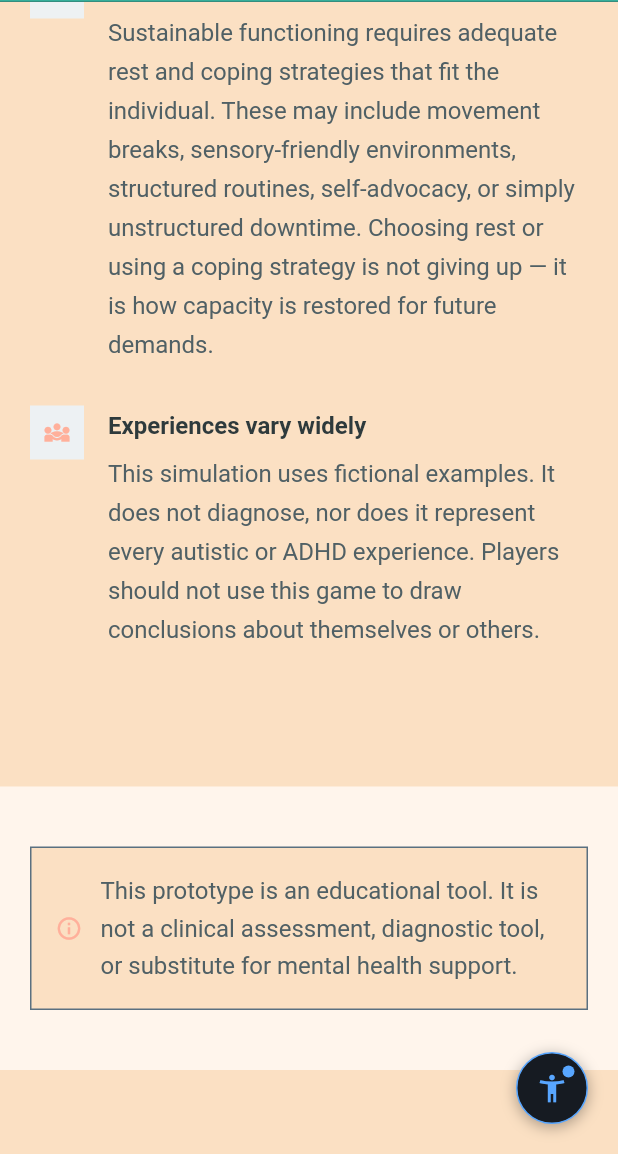
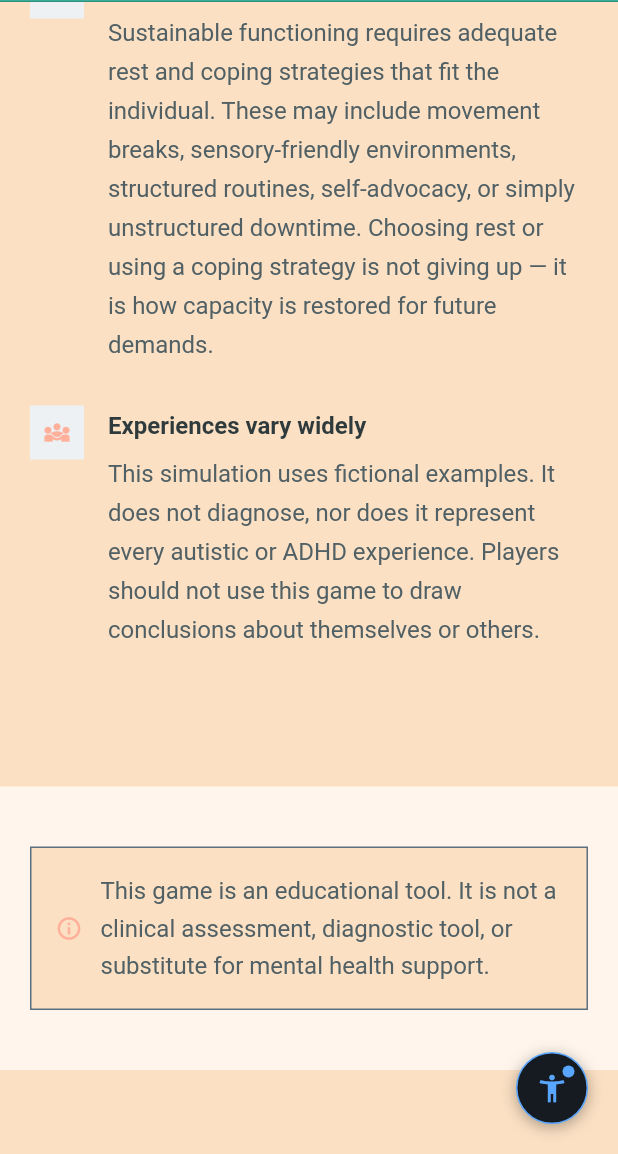
Before and after one commit to Derekshakk/burnout_simulator, a Flutter app: the HowBurnoutWorksScreen screen opened directly with empty values, scrolled down 1152 dp, on a phone screen of 412 x 824 dp, the part 82-1236 px from its top. Run offline on Flutter 3.47's test engine with Material 3 defaults, Android fonts, the phone set to English and light mode, and no system bars; our stand-ins replace shared_preferences; missing offline and left inert: dart:html; accounts and stored records are empty.

Commit message:
upd prototype
upd prototye

```diff
--- a/lib/data/demo_scenarios.dart
+++ b/lib/data/demo_scenarios.dart
@@ -1,5 +1,5 @@
 // ARCHIVED — not wired to any character or route.
-// These three scenarios were the original prototype before per-character
+// These three scenarios were the original game before per-character
 // scenario files (alex_scenarios.dart, jordan_scenarios.dart,
 // maya_scenarios.dart) were introduced. Kept for reference only.
 // Do not import or use demoScenarios in new code.
--- a/lib/screens/game_overview_screen.dart
+++ b/lib/screens/game_overview_screen.dart
@@ -539,7 +539,7 @@ class _PlayCTA extends StatelessWidget {
           ),
           const SizedBox(height: 8),
           Text(
-            'The prototype takes about 5–10 minutes.',
+            'The game takes about 5–10 minutes.',
             style: TextStyle(color: AppColors.textSecondary, fontSize: 13),
             textAlign: TextAlign.center,
           ),
--- a/lib/screens/home_screen.dart
+++ b/lib/screens/home_screen.dart
@@ -558,7 +558,7 @@ class _ExplorePreviewSection extends StatelessWidget {
                   icon: Icons.people_outline,
                   title: 'Meet the Team',
                   body:
-                      'Project Ignite is a student-built prototype developed for SNP-REACH 2026. Meet the people behind the project.',
+                      'Project Ignite is a student-built game developed for SNP-REACH 2026. Meet the people behind the project.',
                   buttonLabel: 'Meet the Team',
                   onTap: () => Navigator.pushNamed(context, AppRoutes.team),
                 ),
@@ -586,7 +586,7 @@ class _ExplorePreviewSection extends StatelessWidget {
                       icon: Icons.people_outline,
                       title: 'Meet the Team',
                       body:
-                          'Project Ignite is a student-built prototype developed for SNP-REACH 2026. Meet the people behind the project.',
+                          'Project Ignite is a student-built game developed for SNP-REACH 2026. Meet the people behind the project.',
                       buttonLabel: 'Meet the Team',
                       onTap: () => Navigator.pushNamed(context, AppRoutes.team),
                     ),
@@ -1000,7 +1000,7 @@ class _ResourcesSection extends StatelessWidget {
                     const SizedBox(width: 10),
                     Expanded(
                       child: Text(
-                        'Educational Prototype — Not Medical Advice',
+                        'Educational Game — Not Medical Advice',
                         style: TextStyle(
                           color: AppColors.textPrimary,
                           fontSize: 16,
@@ -1012,7 +1012,7 @@ class _ResourcesSection extends StatelessWidget {
                 ),
                 const SizedBox(height: 14),
                 Text(
-                  'This prototype is an educational simulation intended for learning and discussion. It is not medical or mental health treatment, and does not replace professional support. If you or someone you know is experiencing burnout, please reach out to a trusted adult, school counselor, or mental health professional.',
+                  'This game is an educational simulation intended for learning and discussion. It is not medical or mental health treatment, and does not replace professional support. If you or someone you know is experiencing burnout, please reach out to a trusted adult, school counselor, or mental health professional.',
                   style: TextStyle(
                     color: AppColors.textSecondary,
                     fontSize: 16,
@@ -1021,7 +1021,7 @@ class _ResourcesSection extends StatelessWidget {
                 ),
                 const SizedBox(height: 14),
                 Text(
-                  'The characters and scenarios in this prototype are fictional and created solely for educational purposes. They do not represent any real individuals or the full range of neurodivergent experiences.',
+                  'The characters and scenarios in this game are fictional and created solely for educational purposes. They do not represent any real individuals or the full range of neurodivergent experiences.',
                   style: TextStyle(
                     color: AppColors.textSecondary,
                     fontSize: 16,
@@ -1055,7 +1055,7 @@ class _Footer extends StatelessWidget {
               crossAxisAlignment: CrossAxisAlignment.start,
               children: [
                 Text(
-                  'Project Ignite — Educational Prototype for SNP-REACH 2026',
+                  'Project Ignite — Educational Game for SNP-REACH 2026',
                   style: TextStyle(color: AppColors.textMuted, fontSize: 13),
                 ),
                 const SizedBox(height: 4),
@@ -1070,7 +1070,7 @@ class _Footer extends StatelessWidget {
               children: [
                 Flexible(
                   child: Text(
-                    'Project Ignite — Educational Prototype for SNP-REACH 2026',
+                    'Project Ignite — Educational Game for SNP-REACH 2026',
                     style: TextStyle(color: AppColors.textMuted, fontSize: 13),
                   ),
                 ),
--- a/lib/screens/how_burnout_works_screen.dart
+++ b/lib/screens/how_burnout_works_screen.dart
@@ -242,7 +242,7 @@ class _DisclaimerSection extends StatelessWidget {
                   const SizedBox(width: 12),
                   Expanded(
                     child: Text(
-                      'This prototype is an educational tool. It is not a clinical assessment, diagnostic tool, or substitute for mental health support.',
+                      'This game is an educational tool. It is not a clinical assessment, diagnostic tool, or substitute for mental health support.',
                       style: TextStyle(
                         color: AppColors.textSecondary,
                         fontSize: 16,
@@ -318,7 +318,7 @@ class _PageFooter extends StatelessWidget {
               crossAxisAlignment: CrossAxisAlignment.start,
               children: [
                 Text(
-                  'Project Ignite — Educational Prototype for SNP-REACH 2026',
+                  'Project Ignite — Educational Game for SNP-REACH 2026',
                   style: TextStyle(color: AppColors.textMuted, fontSize: 13),
                 ),
                 const SizedBox(height: 4),
@@ -333,7 +333,7 @@ class _PageFooter extends StatelessWidget {
               children: [
                 Flexible(
                   child: Text(
-                    'Project Ignite — Educational Prototype for SNP-REACH 2026',
+                    'Project Ignite — Educational Game for SNP-REACH 2026',
                     style: TextStyle(color: AppColors.textMuted, fontSize: 13),
                   ),
                 ),
--- a/lib/screens/team_screen.dart
+++ b/lib/screens/team_screen.dart
@@ -82,7 +82,7 @@ class _PageHeader extends StatelessWidget {
           ConstrainedBox(
             constraints: const BoxConstraints(maxWidth: 640),
             child: ReadingText(
-              'Project Ignite is a student-built prototype developed for SNP-REACH 2026.',
+              'Project Ignite is a student-built game developed for SNP-REACH 2026.',
               style: TextStyle(
                 color: AppColors.textSecondary,
                 fontSize: 17,
@@ -292,7 +292,7 @@ class _PageFooter extends StatelessWidget {
               crossAxisAlignment: CrossAxisAlignment.start,
               children: [
                 Text(
-                  'Project Ignite — Educational Prototype for SNP-REACH 2026',
+                  'Project Ignite — Educational Game for SNP-REACH 2026',
                   style: TextStyle(color: AppColors.textMuted, fontSize: 13),
                 ),
                 const SizedBox(height: 4),
@@ -307,7 +307,7 @@ class _PageFooter extends StatelessWidget {
               children: [
                 Flexible(
                   child: Text(
-                    'Project Ignite — Educational Prototype for SNP-REACH 2026',
+                    'Project Ignite — Educational Game for SNP-REACH 2026',
                     style: TextStyle(color: AppColors.textMuted, fontSize: 13),
                   ),
                 ),
```
Also changed, not shown: 2 other files.
